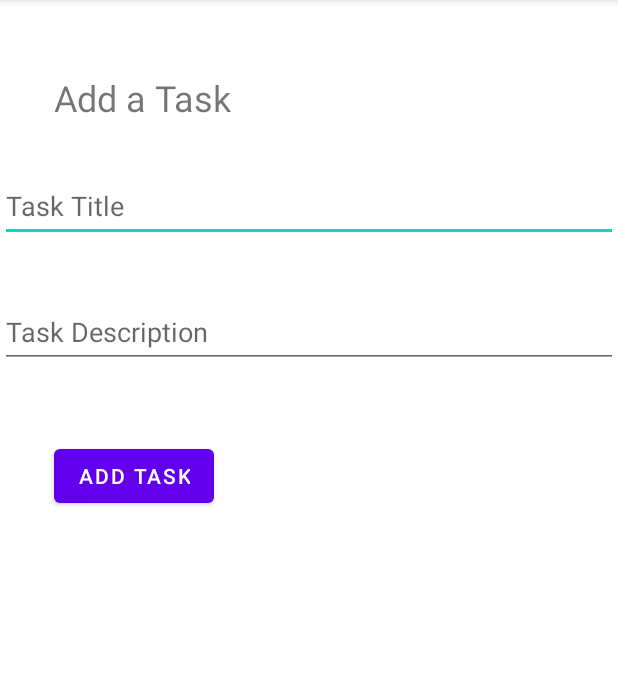
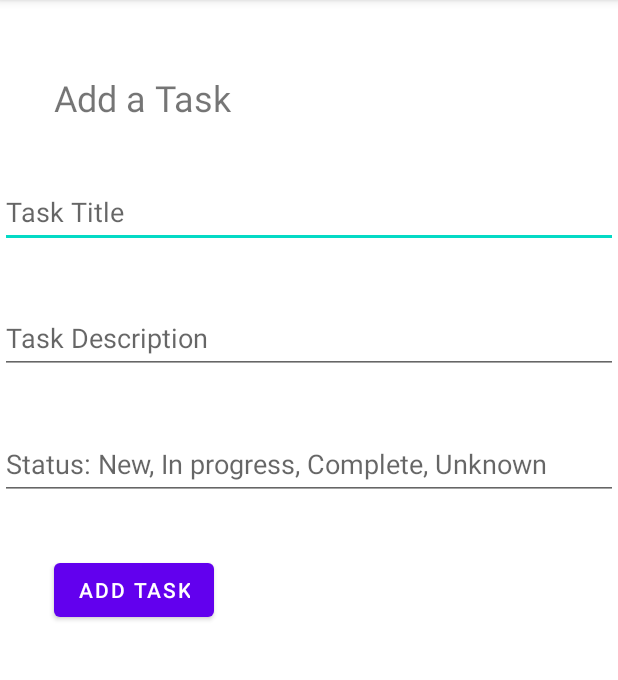
Before and after one commit to hkimbrough22/taskmaster, an Android app: the screen it shows after launch (AddTaskActivity), after a tap on "ADD TASK", on a phone screen of 412 x 824 dp, the part 84-764 px from its top. Run offline under Robolectric (Android 15) with nearby library versions, the phone set to English and light mode, and no system bars; libraries missing offline, so code that uses them is left out: com.amplifyframework.api, com.amplifyframework.core; 3 statements that could not run were skipped.

Commit message:
adds amplify functionality, switches from hard-coded tasks to pulling from DynamoDB

```diff
--- a/app/src/main/AndroidManifest.xml
+++ b/app/src/main/AndroidManifest.xml
@@ -3,6 +3,7 @@
     package="com.hkimbrough22.taskmaster">
 
     <application
+        android:name=".models.TaskmasterApplication"
         android:allowBackup="true"
         android:icon="@mipmap/ic_launcher"
         android:label="@string/app_name"
--- a/app/src/main/java/com/hkimbrough22/taskmaster/activities/MainActivity.java
+++ b/app/src/main/java/com/hkimbrough22/taskmaster/activities/MainActivity.java
@@ -1,6 +1,9 @@
 package com.hkimbrough22.taskmaster.activities;
 
+import static com.hkimbrough22.taskmaster.activities.UserSettingsActivity.TAG;
 import static com.hkimbrough22.taskmaster.activities.UserSettingsActivity.USER_USERNAME_KEY;
+
+import static java.util.stream.Collectors.toList;
 
 import androidx.appcompat.app.AppCompatActivity;
 import androidx.recyclerview.widget.LinearLayoutManager;
@@ -11,16 +14,22 @@ import android.content.SharedPreferences;
 import android.content.res.Resources;
 import android.os.Bundle;
 import android.preference.PreferenceManager;
+import android.util.Log;
 import android.widget.Button;
 import android.widget.ImageView;
 import android.widget.TextView;
 
+import com.amplifyframework.api.graphql.PaginatedResult;
+import com.amplifyframework.api.graphql.model.ModelMutation;
+import com.amplifyframework.api.graphql.model.ModelQuery;
+import com.amplifyframework.core.Amplify;
+import com.amplifyframework.datastore.generated.model.Task;
 import com.hkimbrough22.taskmaster.R;
 import com.hkimbrough22.taskmaster.adapters.TaskListRecyclerViewAdapter;
-import com.hkimbrough22.taskmaster.models.Task;
 
 import java.util.ArrayList;
 import java.util.List;
+import java.util.stream.Collectors;
 
 public class MainActivity extends AppCompatActivity {
 
@@ -34,6 +43,8 @@ public class MainActivity extends AppCompatActivity {
     protected static SharedPreferences sharedPref;
     protected static Resources resources;
 
+    TaskListRecyclerViewAdapter taskListRecyclerViewAdapter;
+
     @Override
     protected void onCreate(Bundle savedInstanceState) {
         super.onCreate(savedInstanceState);
@@ -43,22 +54,28 @@ public class MainActivity extends AppCompatActivity {
         RecyclerView taskListRecyclerView = findViewById(R.id.taskListRecyclerView); //veritcal layout
         RecyclerView.LayoutManager lm = new LinearLayoutManager(this);
         taskListRecyclerView.setLayoutManager(lm);
-       List<Task> taskList = new ArrayList<>();
-        taskList.add(new Task("Test", "testBody", "new"));
-        taskList.add(new Task("Test2", "testBody2", "assigned"));
-        taskList.add(new Task("Test3", "testBody3", "complete"));
-        taskList.add(new Task("Test1", "testBody", "new"));
-        taskList.add(new Task("Test12", "testBody2", "assigned"));
-        taskList.add(new Task("Test13", "testBody3", "complete"));
-        taskList.add(new Task("Test2", "testBody", "new"));
-        taskList.add(new Task("Test22", "testBody2", "assigned"));
-        taskList.add(new Task("Test23", "testBody3", "complete"));
-        taskList.add(new Task("Test3", "testBody", "new"));
-        taskList.add(new Task("Test32", "testBody2", "assigned"));
-        taskList.add(new Task("Test33", "testBody3", "complete"));
-        TaskListRecyclerViewAdapter taskListRecyclerViewAdapter = new TaskListRecyclerViewAdapter(this, taskList); //"this" doesnt work at first, needs constructor with other info too
+        Amplify.API.query(
+                ModelQuery.list(Task.class),
+                success -> {
+                    List<Task> taskList = new ArrayList<>();
+                    for (Task task : success.getData()) {
+                        taskList.add(task);
+                        Log.i(TAG, "Succeeded in adding to view: " + task.getTitle());
+                    }
+//                    taskList = taskList.stream().map(Task::getCreatedAt).sorted().collect(toList());
+                    runOnUiThread(() -> {
+                        taskListRecyclerViewAdapter.setTaskList(taskList);
+                        taskListRecyclerViewAdapter.notifyDataSetChanged();
+                    });
+                },
+                failure -> {
+                    Log.i(TAG, "failed");
+                }
+        );
+
+        List<Task> taskList = new ArrayList<>();
+        taskListRecyclerViewAdapter = new TaskListRecyclerViewAdapter(this, taskList);
         taskListRecyclerView.setAdapter(taskListRecyclerViewAdapter);
-
 
         sharedPref = PreferenceManager.getDefaultSharedPreferences(this);
         resources = getResources();
@@ -84,11 +101,11 @@ public class MainActivity extends AppCompatActivity {
     }
 
     @Override
-    protected void onResume(){
+    protected void onResume() {
         super.onResume();
 
         String userName = sharedPref.getString(USER_USERNAME_KEY, "");
-        if(!userName.equals("")){
+        if (!userName.equals("")) {
             ((TextView) findViewById(R.id.homepageTitleTextView)).setText(resources.getString(R.string.UsernameTasks, userName));
         }
 
--- a/app/src/main/java/com/hkimbrough22/taskmaster/adapters/TaskListRecyclerViewAdapter.java
+++ b/app/src/main/java/com/hkimbrough22/taskmaster/adapters/TaskListRecyclerViewAdapter.java
@@ -1,6 +1,5 @@
 package com.hkimbrough22.taskmaster.adapters;
 
-import static com.hkimbrough22.taskmaster.activities.MainActivity.TASK_ADDED_ON_EXTRA_STRING;
 import static com.hkimbrough22.taskmaster.activities.MainActivity.TASK_BODY_EXTRA_STRING;
 import static com.hkimbrough22.taskmaster.activities.MainActivity.TASK_STATE_EXTRA_STRING;
 import static com.hkimbrough22.taskmaster.activities.MainActivity.TASK_TITLE_EXTRA_STRING;
@@ -15,9 +14,9 @@ import androidx.annotation.NonNull;
 import androidx.appcompat.app.AppCompatActivity;
 import androidx.recyclerview.widget.RecyclerView;
 
+import com.amplifyframework.datastore.generated.model.Task;
 import com.hkimbrough22.taskmaster.R;
 import com.hkimbrough22.taskmaster.activities.TaskDetailsActivity;
-import com.hkimbrough22.taskmaster.models.Task;
 
 import java.util.List;
 
@@ -29,6 +28,14 @@ public class TaskListRecyclerViewAdapter extends RecyclerView.Adapter<TaskListRe
 
     public TaskListRecyclerViewAdapter(AppCompatActivity associatedActivity, List<Task> taskList){
         this.associatedActivity = associatedActivity;
+        this.taskList = taskList;
+    }
+
+    public List<Task> getTaskList() {
+        return taskList;
+    }
+
+    public void setTaskList(List<Task> taskList) {
         this.taskList = taskList;
     }
 
--- a/app/src/main/java/com/hkimbrough22/taskmaster/models/Task.java
+++ /dev/null
@@ -1,58 +0,0 @@
-package com.hkimbrough22.taskmaster.models;
-
-public class Task {
-    protected String title;
-    protected String body;
-    protected String state;
-//    protected Date addedOn;
-
-    public Long id;
-
-    public Task(String title, String body, String state) {
-        this.title = title;
-        this.body = body;
-//        this.addedOn = addedOn;
-        if(state == "new" || state == "assigned" || state == "in progress" || state == "complete"){
-        this.state = state;
-        } else throw new IllegalArgumentException("The state of your task must be \"new\", \"assigned\", \"in progress\", or \"complete\"!");
-    }
-
-    public String getTitle() {
-        return title;
-    }
-
-    public void setTitle(String title) {
-        this.title = title;
-    }
-
-    public String getBody() {
-        return body;
-    }
-
-    public void setBody(String body) {
-        this.body = body;
-    }
-
-    public String getState() {
-        return state;
-    }
-
-    public void setState(String state) {
-        this.state = state;
-    }
-
-//    public Date getAddedOn() {
-//        return addedOn;
-//    }
-//
-//    public void setAddedOn(Date addedOn) {
-//        this.addedOn = addedOn;
-//    }
-
-    @Override
-    public String toString() {
-        return  "title= " + title +
-                "\nbody= " + body +
-                "\nstate= " + state;
-    }
-}
--- /dev/null
+++ b/app/src/main/java/com/hkimbrough22/taskmaster/models/TaskmasterApplication.java
@@ -0,0 +1,23 @@
+package com.hkimbrough22.taskmaster.models;
+
+import static com.hkimbrough22.taskmaster.activities.UserSettingsActivity.TAG;
+
+import android.app.Application;
+import android.util.Log;
+
+import com.amplifyframework.AmplifyException;
+import com.amplifyframework.api.aws.AWSApiPlugin;
+import com.amplifyframework.core.Amplify;
+
+public class TaskmasterApplication extends Application {
+    @Override
+    public void onCreate(){
+        super.onCreate();
+        try{
+            Amplify.addPlugin(new AWSApiPlugin());
+            Amplify.configure(getApplicationContext());
+        } catch (AmplifyException e) {
+            Log.e(TAG, "Error initializing Amplify" + e.getMessage(), e);
+        }
+    }
+}
--- a/app/src/main/res/layout/activity_add_task.xml
+++ b/app/src/main/res/layout/activity_add_task.xml
@@ -19,63 +19,46 @@
         app:layout_constraintTop_toTopOf="parent"
         app:layout_constraintVertical_bias="0.001" />
 
-    <com.google.android.material.textfield.TextInputLayout
-        android:id="@+id/textInputLayout"
-        android:layout_width="409dp"
-        android:layout_height="wrap_content"
-        android:layout_marginTop="32dp"
-        app:layout_constraintStart_toStartOf="parent"
-        app:layout_constraintTop_toBottomOf="@+id/addTaskTitleTextView">
-
-    </com.google.android.material.textfield.TextInputLayout>
-
     <com.google.android.material.textfield.TextInputEditText
         android:id="@+id/addTaskTitleEditText"
         android:layout_width="match_parent"
         android:layout_height="wrap_content"
+        android:layout_marginTop="36dp"
         android:hint="@string/taskTitle"
         android:minHeight="48dp"
         app:layout_constraintStart_toStartOf="parent"
-        app:layout_constraintTop_toBottomOf="@+id/textInputLayout" />
-
-    <com.google.android.material.textfield.TextInputLayout
-        android:id="@+id/textInputLayout2"
-        android:layout_width="409dp"
-        android:layout_height="wrap_content"
-        android:layout_marginTop="36dp"
-        app:layout_constraintStart_toStartOf="parent"
-        app:layout_constraintTop_toBottomOf="@+id/addTaskTitleEditText">
-
-    </com.google.android.material.textfield.TextInputLayout>
+        app:layout_constraintTop_toBottomOf="@+id/addTaskTitleTextView" />
 
     <com.google.android.material.textfield.TextInputEditText
         android:id="@+id/addTaskDescriptionEditText"
         android:layout_width="match_parent"
         android:layout_height="wrap_content"
+        android:layout_marginTop="36dp"
         android:hint="@string/taskDescription"
         android:minHeight="48dp"
         app:layout_constraintStart_toStartOf="parent"
-        app:layout_constraintTop_toBottomOf="@+id/textInputLayout2" />
+        app:layout_constraintTop_toBottomOf="@+id/addTaskTitleEditText" />
+
+    <com.google.android.material.textfield.TextInputEditText
+        android:id="@+id/addTaskStateEditText"
+        android:layout_width="match_parent"
+        android:layout_height="wrap_content"
+        android:layout_marginTop="36dp"
+        android:hint="@string/taskState"
+        android:minHeight="48dp"
+        app:layout_constraintEnd_toEndOf="parent"
+        app:layout_constraintHorizontal_bias="0.0"
+        app:layout_constraintStart_toStartOf="parent"
+        app:layout_constraintTop_toBottomOf="@+id/addTaskDescriptionEditText" />
 
     <Button
         android:id="@+id/addTaskSubmitButton"
         android:layout_width="wrap_content"
         android:layout_height="wrap_content"
         android:layout_marginStart="36dp"
-        android:layout_marginTop="48dp"
+        android:layout_marginTop="36dp"
         android:text="@string/addTask"
         app:layout_constraintStart_toStartOf="parent"
-        app:layout_constraintTop_toBottomOf="@+id/addTaskDescriptionEditText" />
+        app:layout_constraintTop_toBottomOf="@+id/addTaskStateEditText" />
 
-    <TextView
-        android:id="@+id/addTaskNotificationTextView"
-        android:layout_width="wrap_content"
-        android:layout_height="wrap_content"
-        android:layout_marginStart="100dp"
-        android:layout_marginTop="64dp"
-        app:layout_constraintEnd_toEndOf="parent"
-        app:layout_constraintHorizontal_bias="0.0"
-        app:layout_constraintStart_toEndOf="@+id/addTaskSubmitButton"
-        app:layout_constraintTop_toBottomOf="@+id/addTaskDescriptionEditText"
-        tools:text="notification here" />
 </androidx.constraintlayout.widget.ConstraintLayout>
--- a/app/src/main/res/values/strings.xml
+++ b/app/src/main/res/values/strings.xml
@@ -17,4 +17,6 @@
     <string name="UsernameTasks">%1$s\'s Tasks</string>
     <!-- TODO: Remove or change this placeholder text -->
     <string name="hello_blank_fragment">Hello blank fragment</string>
+    <string name="taskState">Status: New, In progress, Complete, Unknown</string>
+    <string name="taskAdded">Task Added!</string>
 </resources>
```
Also changed, not shown: app/src/main/java/com/hkimbrough22/taskmaster/activities/AddTaskActivity.java (+25 -2 lines), app/src/main/graphql/schema.json, app/src/main/java/com/amplifyframework/datastore/generated/model/AmplifyModelProvider.java (added), app/src/main/java/com/amplifyframework/datastore/generated/model/Task.java (added), 5 other files.
